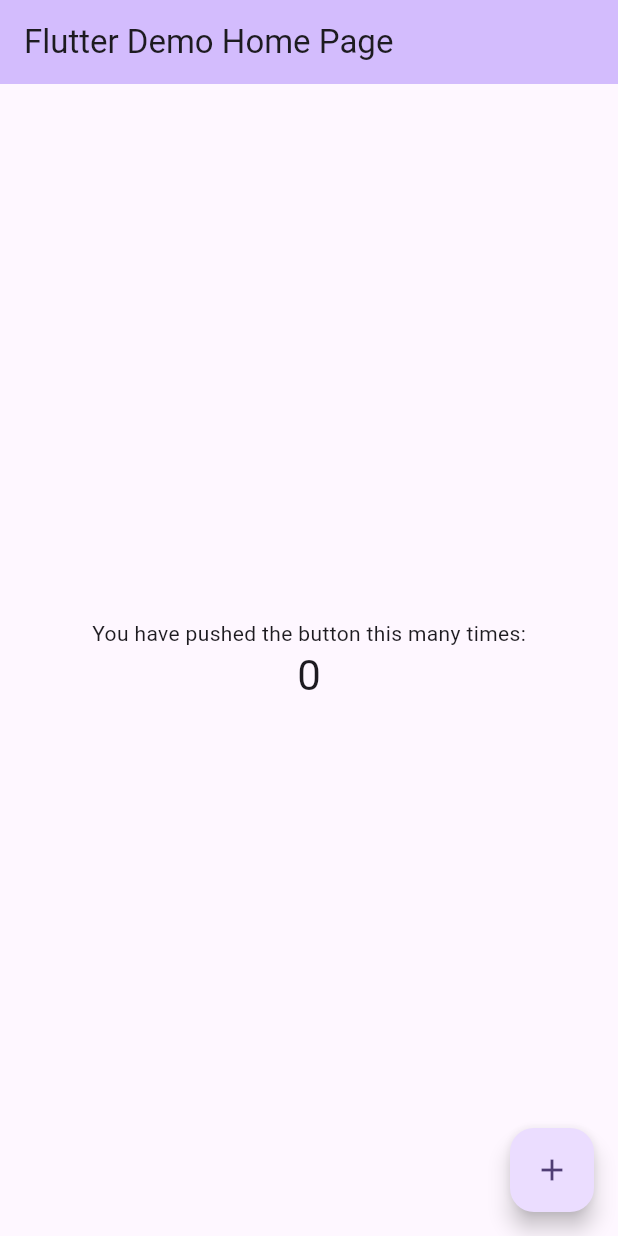
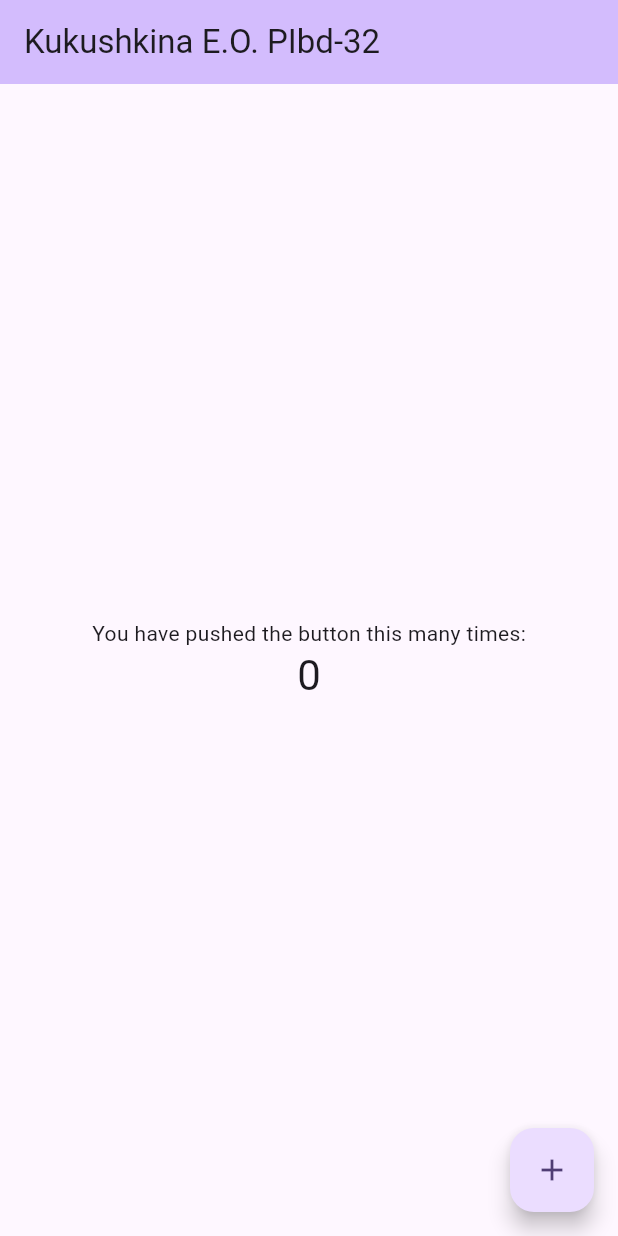
Before and after one commit to Ka-TuSHKA/PMU_FlutterApp, a Flutter app: the screen it shows after launch, on a phone screen of 412 x 824 dp. Run offline on Flutter 3.47's test engine with Material 3 defaults, Android fonts, the phone set to English and light mode, and no system bars.

Commit message:
app bar text changed

```diff
--- a/lib/main.dart
+++ b/lib/main.dart
@@ -14,15 +14,13 @@ class MyApp extends StatelessWidget {
       theme: ThemeData(
         colorScheme: ColorScheme.fromSeed(seedColor: Colors.deepPurple),
       ),
-      home: const MyHomePage(title: 'Flutter Demo Home Page'),
+      home: const MyHomePage(title: 'Kukushkina E.O. PIbd-32'),
     );
   }
 }
 
 class MyHomePage extends StatefulWidget {
   const MyHomePage({super.key, required this.title});
-
-
 
   final String title;
 
@@ -62,6 +60,7 @@ class _MyHomePageState extends State<MyHomePage> {
         onPressed: _incrementCounter,
         tooltip: 'Increment',
         child: const Icon(Icons.add),
-      ),     );
+      ),
+    );
   }
 }
```
Lines whose indentation alone changed are shown as unchanged.
